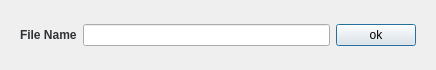
This is new_model_dialog.ui in dahiyaaneesh/SCOTS_GUI.0.1 as Qt 5 draws it before an edit. The edited form follows.
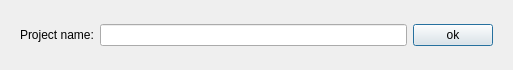
This is the edited form.

```diff
--- a/new_model_dialog.ui
+++ b/new_model_dialog.ui
@@ -6,7 +6,7 @@
    <rect>
     <x>0</x>
     <y>0</y>
-    <width>436</width>
+    <width>513</width>
     <height>70</height>
    </rect>
   </property>
@@ -32,7 +32,7 @@
          <item>
           <widget class="QLabel" name="label">
            <property name="text">
-            <string>&lt;html&gt;&lt;head/&gt;&lt;body&gt;&lt;p&gt;&lt;span style=&quot; font-weight:600; color:#2e3436;&quot;&gt;File Name&lt;/span&gt;&lt;/p&gt;&lt;/body&gt;&lt;/html&gt;</string>
+            <string>&lt;html&gt;&lt;head/&gt;&lt;body&gt;&lt;p&gt;Project name:&lt;/p&gt;&lt;/body&gt;&lt;/html&gt;</string>
            </property>
           </widget>
          </item>
```
